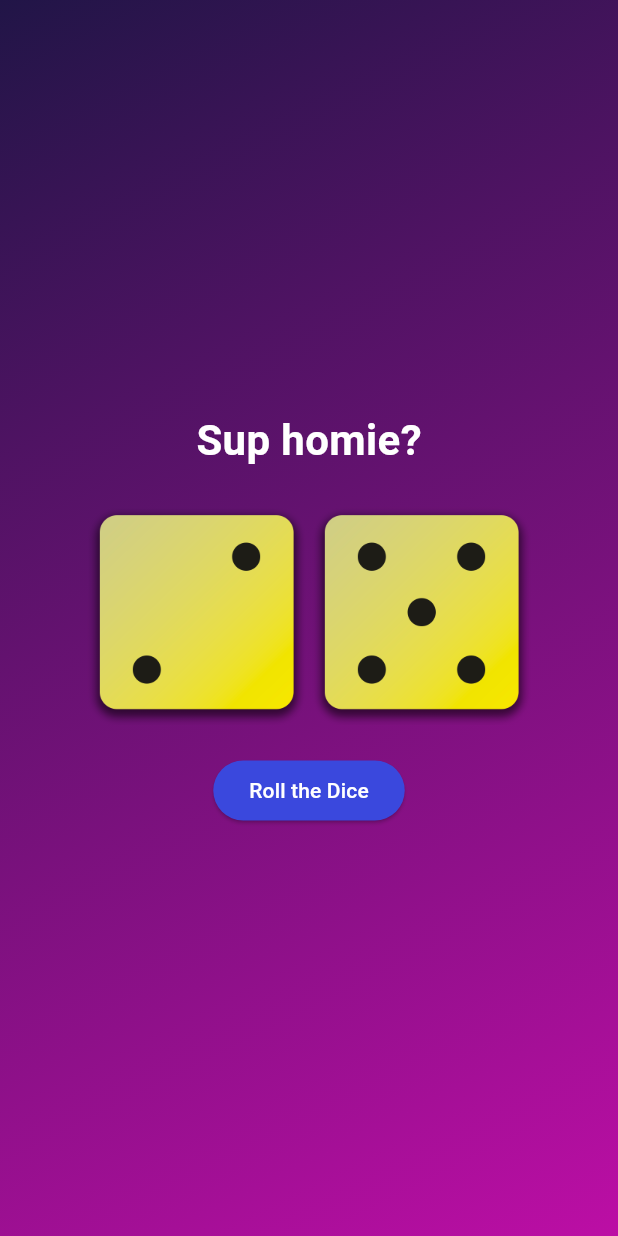
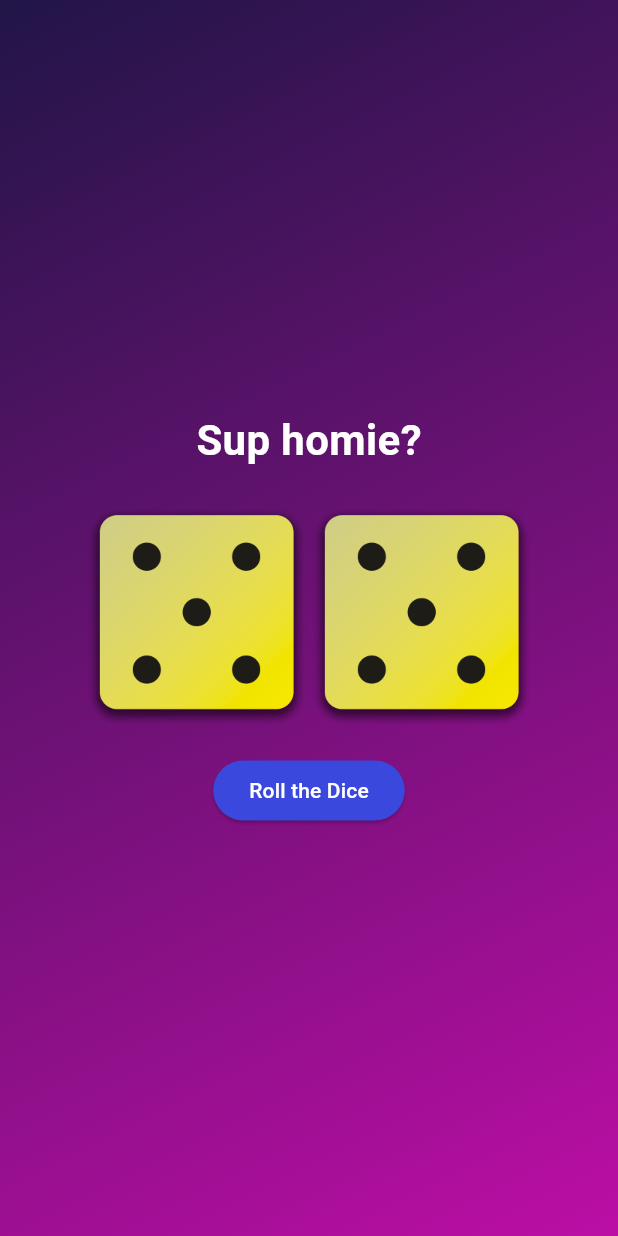
Before and after one commit to jhnnyk/first_flutter_app, a Flutter app: the screen it shows after launch, after a tap on "Roll the Dice", on a phone screen of 412 x 824 dp. Run offline on Flutter 3.47's test engine with Material 3 defaults, Android fonts, the phone set to English and light mode, and no system bars.

```diff
--- /dev/null
+++ b/lib/dice_roller.dart
@@ -0,0 +1,58 @@
+import 'package:flutter/material.dart';
+import 'package:first_app/styled_text.dart';
+
+class DiceRoller extends StatefulWidget {
+  const DiceRoller({super.key});
+
+  @override
+  State<DiceRoller> createState() {
+    return _DiceRollerState();
+  }
+}
+
+class _DiceRollerState extends State<DiceRoller> {
+  var activeDiceImage = 'assets/images/dice-2.png';
+
+  void rollDice() {
+    setState(() {
+      activeDiceImage = 'assets/images/dice-5.png';
+    });
+  }
+
+  @override
+  Widget build(context) {
+    return Column(
+      mainAxisSize: MainAxisSize.min,
+      children: [
+        const StyledText('Sup homie?'),
+        const SizedBox(
+          height: 20,
+        ),
+        Row(
+          mainAxisSize: MainAxisSize.min,
+          children: [
+            Image.asset(
+              activeDiceImage,
+              width: 150,
+            ),
+            Image.asset(
+              activeDiceImage,
+              width: 150,
+            ),
+          ],
+        ),
+        const SizedBox(
+          height: 20,
+        ),
+        ElevatedButton(
+          onPressed: rollDice,
+          style: ElevatedButton.styleFrom(
+            foregroundColor: Colors.white,
+            backgroundColor: const Color.fromARGB(255, 58, 72, 221),
+          ),
+          child: const Text('Roll the Dice'),
+        )
+      ],
+    );
+  }
+}
--- a/lib/gradient_container.dart
+++ b/lib/gradient_container.dart
@@ -1,5 +1,5 @@
+import 'package:first_app/dice_roller.dart';
 import 'package:flutter/material.dart';
-import 'package:first_app/styled_text.dart';
 
 const startAlignment = Alignment.topLeft;
 const endAlignment = Alignment.bottomRight;
@@ -22,40 +22,8 @@ class GradientContainer extends StatelessWidget {
           end: endAlignment,
         ),
       ),
-      child: Center(
-        child: Column(
-          mainAxisSize: MainAxisSize.min,
-          children: [
-            const StyledText('Sup homie?'),
-            const SizedBox(
-              height: 20,
-            ),
-            Row(
-              mainAxisSize: MainAxisSize.min,
-              children: [
-                Image.asset(
-                  'assets/images/dice-2.png',
-                  width: 150,
-                ),
-                Image.asset(
-                  'assets/images/dice-5.png',
-                  width: 150,
-                ),
-              ],
-            ),
-            const SizedBox(
-              height: 20,
-            ),
-            ElevatedButton(
-              onPressed: rollDice,
-              style: ElevatedButton.styleFrom(
-                foregroundColor: Colors.white,
-                backgroundColor: const Color.fromARGB(255, 58, 72, 221),
-              ),
-              child: const Text('Roll the Dice'),
-            )
-          ],
-        ),
+      child: const Center(
+        child: DiceRoller(),
       ),
     );
   }
```
